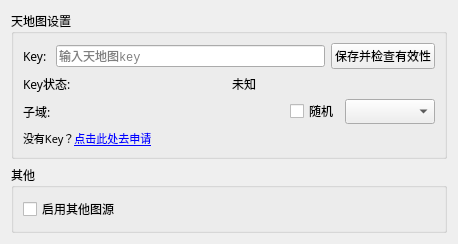
Qt form tianditu_tools/ui/setting.ui (liuxsdev/qgis-plugin-tianditu) before a commit.
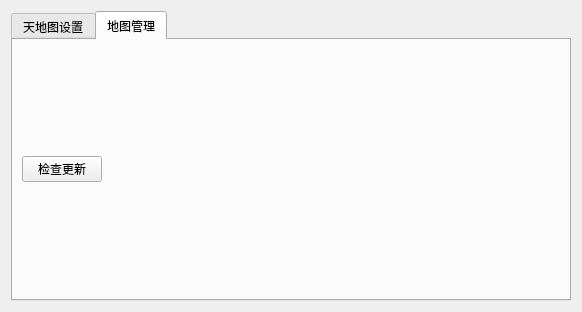
The same form after that commit. The open tabs and pages were chosen to show the change. Custom widgets are drawn as their Qt base class.

```diff
--- a/tianditu_tools/ui/setting.ui
+++ b/tianditu_tools/ui/setting.ui
@@ -6,23 +6,38 @@
    <rect>
     <x>0</x>
     <y>0</y>
-    <width>458</width>
-    <height>233</height>
+    <width>582</width>
+    <height>312</height>
    </rect>
   </property>
+  <property name="font">
+   <font>
+    <family>微软雅黑</family>
+   </font>
+  </property>
   <property name="windowTitle">
    <string>设置</string>
   </property>
   <layout class="QVBoxLayout" name="verticalLayout">
    <item>
-    <widget class="QGroupBox" name="groupBox">
-     <property name="font">
-      <font>
-       <family>微软雅黑</family>
-      </font>
+    <widget class="QTabWidget" name="tabWidget">
+     <property name="currentIndex">
+      <number>0</number>
      </property>
-     <property name="title">
+     <widget class="QWidget" name="tab_keyset">
+      <attribute name="title">
       <string>天地图设置</string>
+      </attribute>
+      <layout class="QVBoxLayout" name="verticalLayout_4">
+       <item>
+        <widget class="QGroupBox" name="groupBox">
+         <property name="font">
+          <font>
+           <family>微软雅黑</family>
+          </font>
+         </property>
+         <property name="title">
+          <string>Key 设置</string>
      </property>
      <layout class="QVBoxLayout" name="verticalLayout_2">
       <item>
@@ -178,9 +193,6 @@
         </property>
        </widget>
       </item>
-     </layout>
-    </widget>
-   </item>
    <item>
     <spacer name="verticalSpacer">
      <property name="orientation">
@@ -193,6 +205,36 @@
       </size>
      </property>
     </spacer>
+          </item>
+         </layout>
+        </widget>
+       </item>
+      </layout>
+     </widget>
+     <widget class="QWidget" name="tab_map">
+      <attribute name="title">
+       <string>地图管理</string>
+      </attribute>
+      <layout class="QVBoxLayout" name="verticalLayout_5">
+       <item>
+        <layout class="QVBoxLayout" name="verticalLayout_6"/>
+       </item>
+       <item>
+        <widget class="QPushButton" name="pushButton_2">
+         <property name="sizePolicy">
+          <sizepolicy hsizetype="Fixed" vsizetype="Fixed">
+           <horstretch>0</horstretch>
+           <verstretch>0</verstretch>
+          </sizepolicy>
+         </property>
+         <property name="text">
+          <string>检查更新</string>
+         </property>
+        </widget>
+       </item>
+      </layout>
+     </widget>
+    </widget>
    </item>
   </layout>
  </widget>
```
Lines whose indentation alone changed are shown as unchanged.
